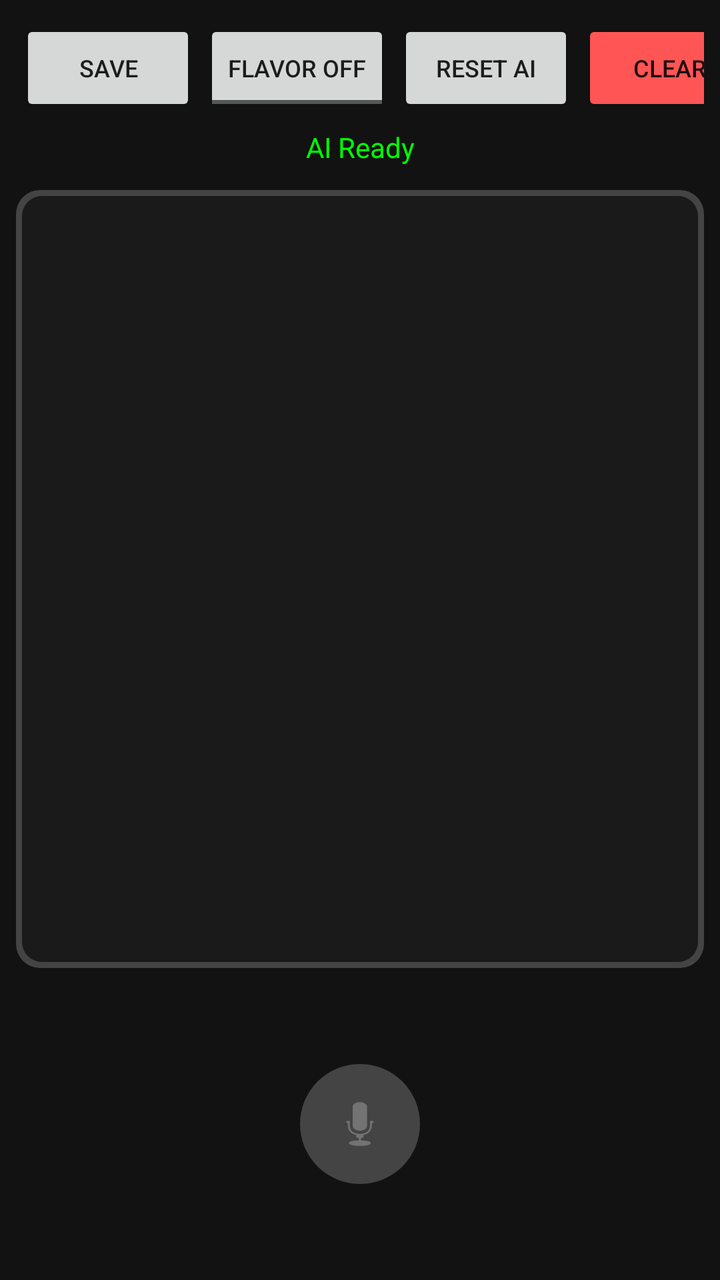
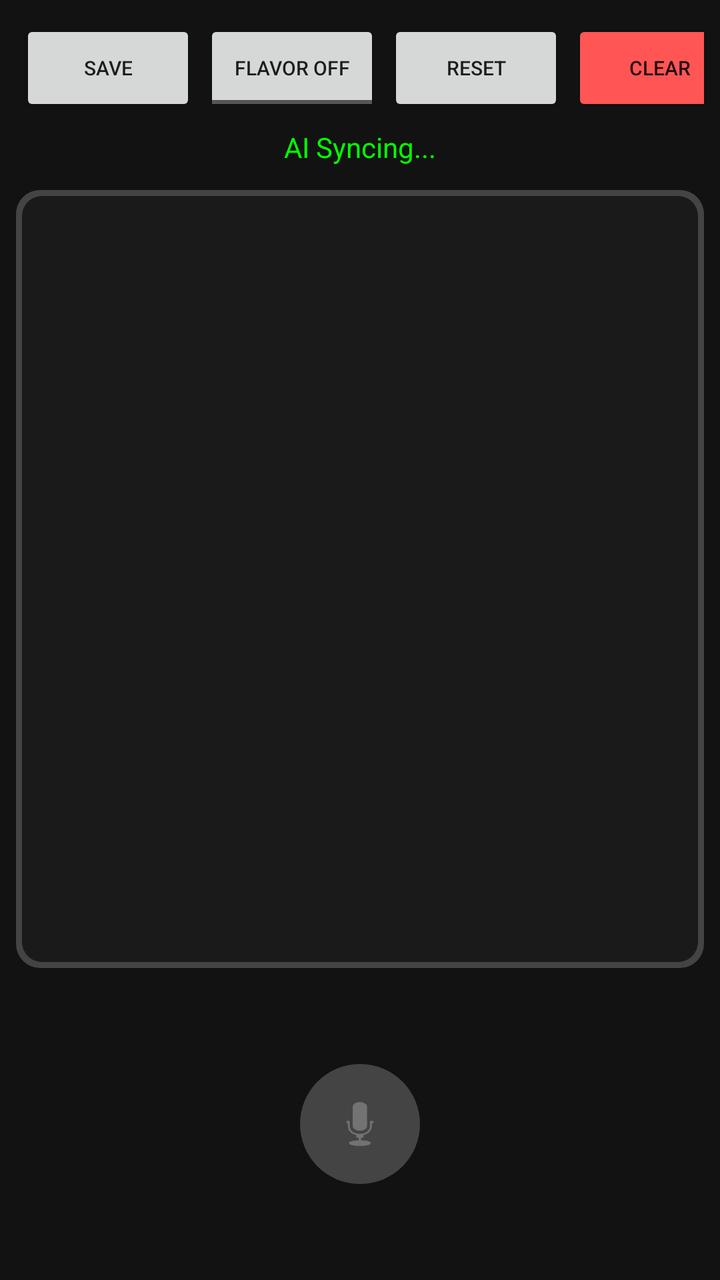

Compare the two renders of this Android layout. The source of the first and the diff that turns it into the second are given below.
<!-- AndroidManifest.xml: application theme Theme.AppCompat.Light.NoActionBar -->
<!-- res/layout/activity_main.xml -->
<?xml version="1.0" encoding="utf-8"?>
<LinearLayout xmlns:android="http://schemas.android.com/apk/res/android"
    android:layout_width="match_parent"
    android:layout_height="match_parent"
    android:orientation="vertical"
    android:background="#121212"
    android:padding="8dp">

    <HorizontalScrollView
        android:layout_width="match_parent"
        android:layout_height="wrap_content"
        android:scrollbars="none">
        <LinearLayout
            android:layout_width="wrap_content"
            android:layout_height="wrap_content"
            android:orientation="horizontal">
            <Button android:id="@+id/btnSave" android:layout_width="wrap_content" android:layout_height="wrap_content" android:text="Save" android:layout_margin="2dp" android:textSize="12sp" />
            <ToggleButton android:id="@+id/toggleRegional" android:layout_width="wrap_content" android:layout_height="wrap_content" android:textOn="Flavor ON" android:textOff="Flavor OFF" android:layout_margin="2dp" android:textSize="12sp" />
            <Button android:id="@+id/btnReset" android:layout_width="wrap_content" android:layout_height="wrap_content" android:text="Reset AI" android:layout_margin="2dp" android:textSize="12sp" />
            <Button android:id="@+id/btnClear" android:layout_width="wrap_content" android:layout_height="wrap_content" android:text="Clear" android:backgroundTint="#FF5555" android:layout_margin="2dp" android:textSize="12sp" />
        </LinearLayout>
    </HorizontalScrollView>

    <TextView
        android:id="@+id/tvStatus"
        android:layout_width="match_parent"
        android:layout_height="wrap_content"
        android:text="AI Ready"
        android:textColor="#00FF00"
        android:gravity="center"
        android:padding="4dp"/>

    <ScrollView
        android:id="@+id/scrollTranscript"
        android:layout_width="match_parent"
        android:layout_height="0dp"
        android:layout_weight="1"
        android:background="@drawable/transcript_bg"
        android:layout_marginVertical="8dp">
        <TextView
            android:id="@+id/tvTranscript"
            android:layout_width="match_parent"
            android:layout_height="wrap_content"
            android:padding="12dp"
            android:textSize="18sp"
            android:textColor="#FFFFFF" />
    </ScrollView>

    <FrameLayout
        android:id="@+id/pulseContainer"
        android:layout_width="140dp"
        android:layout_height="140dp"
        android:layout_gravity="center">
        <View android:id="@+id/pulse1" android:layout_width="match_parent" android:layout_height="match_parent" android:background="@drawable/circle_shape" android:visibility="invisible" />
        <View android:id="@+id/pulse2" android:layout_width="match_parent" android:layout_height="match_parent" android:background="@drawable/circle_shape" android:visibility="invisible" />
        <ImageButton
            android:id="@+id/btnListen"
            android:layout_width="60dp"
            android:layout_height="60dp"
            android:layout_gravity="center"
            android:background="@drawable/circle_shape"
            android:backgroundTint="#444444"
            android:src="@android:drawable/ic_btn_speak_now" />
    </FrameLayout>
</LinearLayout>
<!-- resources referenced by this layout -->
<resources>
  <!-- drawable circle_shape (drawable) -->
  <?xml version="1.0" encoding="utf-8"?>
  <shape xmlns:android="http://schemas.android.com/apk/res/android"
      android:shape="oval">
      <solid android:color="#FFFFFF" />
      <size
          android:width="100dp"
          android:height="100dp" />
  </shape>
  <!-- drawable transcript_bg (drawable) -->
  <?xml version="1.0" encoding="utf-8"?>
  <layer-list xmlns:android="http://schemas.android.com/apk/res/android">
      <item>
          <shape android:shape="rectangle">
              <solid android:color="#444444" /> <corners android:radius="12dp" />
          </shape>
      </item>
      <item android:left="3dp" android:top="3dp" android:right="3dp" android:bottom="3dp">
          <shape android:shape="rectangle">
              <solid android:color="#1A1A1A" /> <corners android:radius="10dp" />
          </shape>
      </item>
  </layer-list>
</resources>

<!-- the commit's change to res/layout/activity_main.xml (unified diff, before → after) -->
@@ -6,26 +6,25 @@
     android:background="#121212"
     android:padding="8dp">
 
-    <HorizontalScrollView
+    <LinearLayout
         android:layout_width="match_parent"
         android:layout_height="wrap_content"
-        android:scrollbars="none">
-        <LinearLayout
-            android:layout_width="wrap_content"
-            android:layout_height="wrap_content"
-            android:orientation="horizontal">
-            <Button android:id="@+id/btnSave" android:layout_width="wrap_content" android:layout_height="wrap_content" android:text="Save" android:layout_margin="2dp" android:textSize="12sp" />
-            <ToggleButton android:id="@+id/toggleRegional" android:layout_width="wrap_content" android:layout_height="wrap_content" android:textOn="Flavor ON" android:textOff="Flavor OFF" android:layout_margin="2dp" android:textSize="12sp" />
-            <Button android:id="@+id/btnReset" android:layout_width="wrap_content" android:layout_height="wrap_content" android:text="Reset AI" android:layout_margin="2dp" android:textSize="12sp" />
-            <Button android:id="@+id/btnClear" android:layout_width="wrap_content" android:layout_height="wrap_content" android:text="Clear" android:backgroundTint="#FF5555" android:layout_margin="2dp" android:textSize="12sp" />
-        </LinearLayout>
-    </HorizontalScrollView>
+        android:orientation="horizontal"
+        android:gravity="center_vertical">
+        <Button android:id="@+id/btnSave" android:layout_width="wrap_content" android:layout_height="wrap_content" android:text="Save" android:layout_margin="2dp" android:textSize="10sp" />
+        <ToggleButton android:id="@+id/toggleRegional" android:layout_width="wrap_content" android:layout_height="wrap_content" android:textOn="Flavor ON" android:textOff="Flavor OFF" android:layout_margin="2dp" android:textSize="10sp" />
+        <Button android:id="@+id/btnReset" android:layout_width="wrap_content" android:layout_height="wrap_content" android:text="Reset" android:layout_margin="2dp" android:textSize="10sp" />
+        
+        <View android:layout_width="0dp" android:layout_height="0dp" android:layout_weight="1" />
+        
+        <Button android:id="@+id/btnClear" android:layout_width="wrap_content" android:layout_height="wrap_content" android:text="Clear" android:backgroundTint="#FF5555" android:layout_margin="2dp" android:textSize="10sp" />
+    </LinearLayout>
 
     <TextView
         android:id="@+id/tvStatus"
         android:layout_width="match_parent"
         android:layout_height="wrap_content"
-        android:text="AI Ready"
+        android:text="AI Syncing..."
         android:textColor="#00FF00"
         android:gravity="center"
         android:padding="4dp"/>
